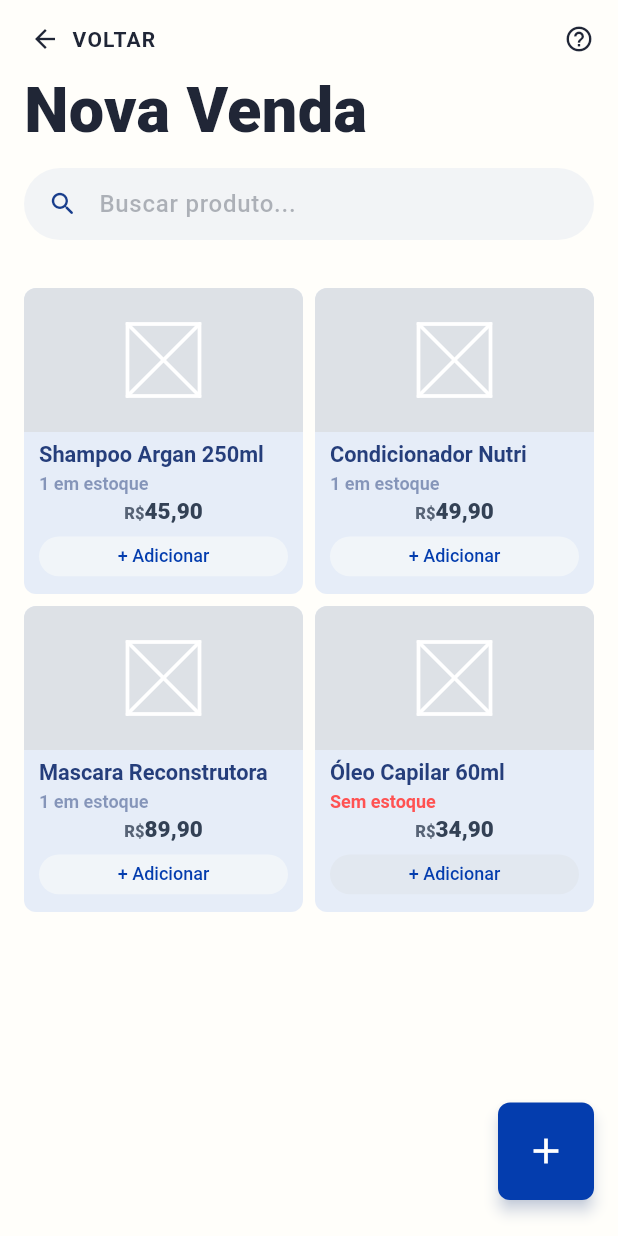
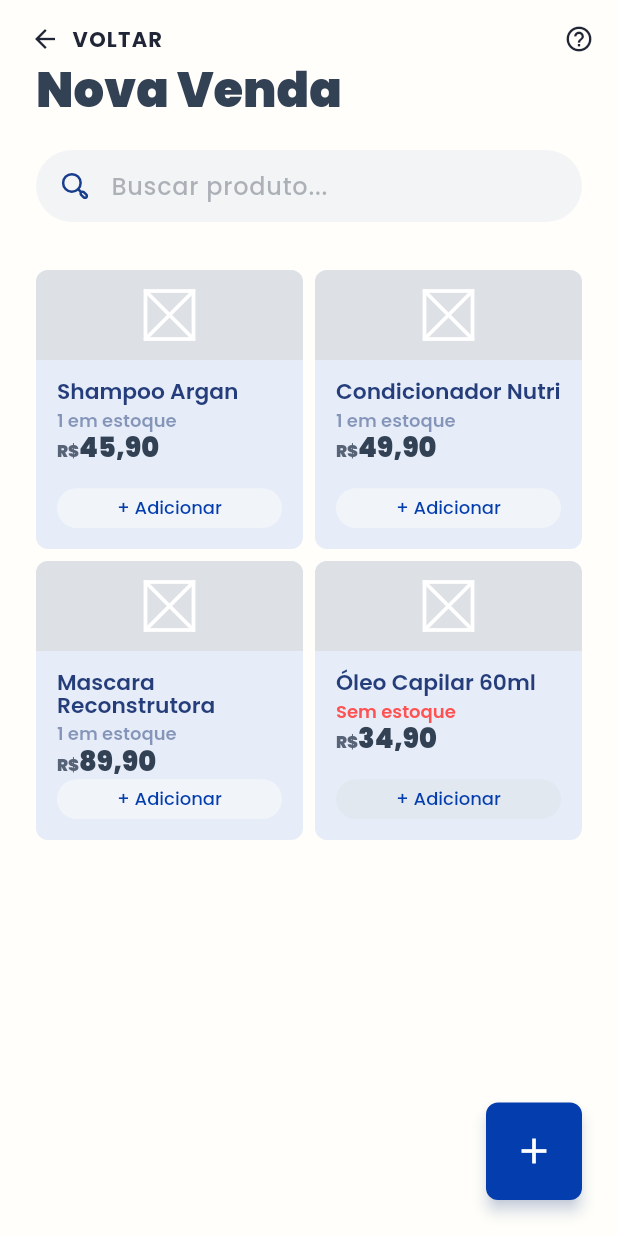
Before and after one commit to KaioVinicios/LocalBiz, a Flutter app: the VendaPage screen opened by its route, on a phone screen of 412 x 824 dp. Run offline on Flutter 3.47's test engine with Material 3 defaults, Android fonts, the phone set to English and light mode, and no system bars; our stand-ins replace flutter_svg, google_fonts.

Commit message:
feat(sales_page): general adjustments

```diff
--- a/localbiz/lib/main.dart
+++ b/localbiz/lib/main.dart
@@ -29,7 +29,6 @@ class MyApp extends StatelessWidget {
         '/signin': (context) => const RegisterPage(),
         '/clientes': (context) => const ClientesPage(),
         '/vendas': (context) => const VendaPage(),
-
         '/services': (context) => const ServicosScreen(),
         '/service-details': (context) => const DetalheServicoScreen(),
         '/configuration': (context) => const ConfigurationPage(),
@@ -39,7 +38,9 @@ class MyApp extends StatelessWidget {
         colorScheme: ColorScheme.fromSeed(seedColor: AppColors.blue),
         scaffoldBackgroundColor: AppColors.surface,
       ),
-      home: const _HomeMenuTestePage(),
+      // home: const _HomeMenuTestePage(),
+      home: const VendaPage(),
+
     );
   }
 }
--- a/localbiz/lib/vendas/venda_page.dart
+++ b/localbiz/lib/vendas/venda_page.dart
@@ -1,4 +1,5 @@
 import 'package:flutter/material.dart';
+import 'package:google_fonts/google_fonts.dart';
 import 'package:localbiz/theme/app_colors.dart';
 import 'package:localbiz/theme/app_design_tokens.dart';
 import 'package:localbiz/widgets/app_sale_completed_overlay.dart';
@@ -28,7 +29,7 @@ class ItemCarrinho {
 }
 
 final _mockProdutos = <Produto>[
-  Produto(nome: 'Shampoo Argan 250ml', preco: 45.90, emEstoque: true),
+  Produto(nome: 'Shampoo Argan', preco: 45.90, emEstoque: true),
   Produto(nome: 'Condicionador Nutri', preco: 49.90, emEstoque: true),
   Produto(nome: 'Mascara Reconstrutora', preco: 89.90, emEstoque: true),
   Produto(nome: 'Óleo Capilar 60ml', preco: 34.90, emEstoque: false),
@@ -42,6 +43,7 @@ class VendaPage extends StatefulWidget {
 }
 
 class _VendaPageState extends State<VendaPage> {
+
   final _buscaController = TextEditingController();
   final _carrinho = <ItemCarrinho>[];
   bool _carrinhoAberto = false;
@@ -56,8 +58,8 @@ class _VendaPageState extends State<VendaPage> {
 
   List<Produto> get _produtosFiltrados {
     if (_busca.isEmpty) return _mockProdutos;
-    final q = _busca.toLowerCase();
-    return _mockProdutos.where((p) => p.nome.toLowerCase().contains(q)).toList();
+    final busca = _busca.toLowerCase();
+    return _mockProdutos.where((b) => b.nome.toLowerCase().contains(busca)).toList();
   }
 
   double get _totalCarrinho =>
@@ -100,7 +102,11 @@ class _VendaPageState extends State<VendaPage> {
 
   @override
   Widget build(BuildContext context) {
-    return Scaffold(
+    return Theme(
+      data: Theme.of(context).copyWith(
+        textTheme: GoogleFonts.poppinsTextTheme(Theme.of(context).textTheme),
+      ),
+      child: Scaffold(
       backgroundColor: AppColors.surface,
       body: Stack(
         children: [
@@ -109,21 +115,30 @@ class _VendaPageState extends State<VendaPage> {
               children: [
                 const AppTopBar(),
                 Padding(
-                  padding: const EdgeInsets.symmetric(horizontal: AppSpacing.sm),
+                  padding: const EdgeInsets.symmetric(horizontal: 24),
                   child: Align(
                     alignment: Alignment.centerLeft,
-                    child: Text('Nova Venda', style: AppTextStyles.pageTitle),
+                    child: Text(
+                      'Nova Venda',
+                      style: AppTextStyles.pageTitle.copyWith(
+                        color: const Color(0xFF334155),
+                        fontSize: 32,
+                        fontWeight: FontWeight.w900,
+                        height: 1.0,
+                        letterSpacing: 0,
+                      ),
+                    ),
                   ),
                 ),
-                const SizedBox(height: AppSpacing.xs),
+                const SizedBox(height: 24),
                 Padding(
-                  padding: const EdgeInsets.symmetric(horizontal: AppSpacing.sm),
+                  padding: const EdgeInsets.symmetric(horizontal: 24),
                   child: VendaSearchBar(
                     controller: _buscaController,
                     onChanged: (v) => setState(() => _busca = v),
                   ),
                 ),
-                const SizedBox(height: AppSpacing.sm),
+                const SizedBox(height: 24),
                 Expanded(
                   child: _ProdutosGrid(
                     produtos: _produtosFiltrados,
@@ -136,7 +151,7 @@ class _VendaPageState extends State<VendaPage> {
           ),
           if (!_vendaFinalizada)
             Positioned(
-              right: 16,
+              right: 24,
               bottom: 24,
               child: SafeArea(
                 child: VendaFab(
@@ -166,6 +181,7 @@ class _VendaPageState extends State<VendaPage> {
             ),
         ],
       ),
+      ),
     );
   }
 }
@@ -182,15 +198,12 @@ class _ProdutosGrid extends StatelessWidget {
   @override
   Widget build(BuildContext context) {
     return GridView.builder(
-      padding: const EdgeInsets.symmetric(
-        horizontal: AppSpacing.sm,
-        vertical: AppSpacing.xs,
-      ),
+      padding: const EdgeInsets.symmetric(horizontal: 24),
       gridDelegate: const SliverGridDelegateWithFixedCrossAxisCount(
         crossAxisCount: 2,
         crossAxisSpacing: AppSpacing.xs,
         mainAxisSpacing: AppSpacing.xs,
-        mainAxisExtent: 204,
+        mainAxisExtent: 186,
       ),
       itemCount: produtos.length,
       itemBuilder: (context, i) {
--- a/localbiz/lib/widgets/app_cart_menu.dart
+++ b/localbiz/lib/widgets/app_cart_menu.dart
@@ -1,6 +1,7 @@
 import 'dart:ui';
 
 import 'package:flutter/material.dart';
+import 'package:flutter_svg/flutter_svg.dart';
 import 'package:localbiz/theme/app_colors.dart';
 import 'package:localbiz/theme/app_design_tokens.dart';
 import 'package:localbiz/widgets/app_primary_button.dart';
@@ -68,7 +69,7 @@ class AppCartMenu extends StatelessWidget {
               child: Column(
                 mainAxisSize: MainAxisSize.min,
                 children: [
-                  // Handle
+
                   Container(
                     width: AppSizes.sheetHandleWidth,
                     height: AppSizes.sheetHandleHeight,
@@ -141,7 +142,7 @@ class _CloseButton extends StatelessWidget {
         width: 32,
         height: 32,
         decoration: const BoxDecoration(
-          color: Color(0x1A65558F), // #65558F @ 10% bg
+          color: Color(0x1A65558F),
           borderRadius: BorderRadius.all(Radius.circular(8)),
         ),
         child: const Icon(
@@ -171,7 +172,7 @@ class _CarrinhoItemRow extends StatelessWidget {
       padding: const EdgeInsets.symmetric(vertical: 10),
       child: Row(
         children: [
-          // Nome + preço
+
           Expanded(
             child: Column(
               crossAxisAlignment: CrossAxisAlignment.start,
@@ -193,7 +194,7 @@ class _CarrinhoItemRow extends StatelessWidget {
                         text: 'R\$',
                         style: TextStyle(
                           fontFamily: 'Poppins',
-                          color: Color(0xCC0A2463), // #0A2463 @ 80%
+                          color: Color(0xCC0A2463),
                           fontSize: 12,
                           fontWeight: FontWeight.w900,
                         ),
@@ -204,7 +205,7 @@ class _CarrinhoItemRow extends StatelessWidget {
                             .replaceAll('.', ','),
                         style: const TextStyle(
                           fontFamily: 'Poppins',
-                          color: Color(0xFF0A2463), // #0A2463 @ 100%
+                          color: Color(0xFF0A2463),
                           fontSize: 16,
                           fontWeight: FontWeight.w900,
                         ),
@@ -216,7 +217,7 @@ class _CarrinhoItemRow extends StatelessWidget {
             ),
           ),
 
-          // Controle de quantidade
+
           _QtyControl(
             quantidade: item.quantidade,
             onIncrement: onIncrement,
@@ -316,7 +317,7 @@ class _CarrinhoFooter extends StatelessWidget {
                 'Total da venda',
                 style: TextStyle(
                   fontFamily: 'Poppins',
-                  color: Color(0xCCFFFFFF), // branco @ 80%
+                  color: Color(0xCCFFFFFF),
                   fontSize: 13,
                   fontWeight: FontWeight.w500,
                 ),
@@ -328,7 +329,7 @@ class _CarrinhoFooter extends StatelessWidget {
                       text: 'R\$',
                       style: TextStyle(
                         fontFamily: 'Poppins',
-                        color: Color(0xB3FFFFFF), // branco @ 70%
+                        color: Color(0xB3FFFFFF),
                         fontSize: 13,
                         fontWeight: FontWeight.w900,
                       ),
@@ -339,7 +340,7 @@ class _CarrinhoFooter extends StatelessWidget {
                           .replaceAll('.', ','),
                       style: const TextStyle(
                         fontFamily: 'Poppins',
-                        color: Color(0xFFFFFFFF), // branco @ 100%
+                        color: Color(0xFFFFFFFF),
                         fontSize: 20,
                         fontWeight: FontWeight.w900,
                       ),
@@ -358,10 +359,10 @@ class _CarrinhoFooter extends StatelessWidget {
               height: 56,
               child: ElevatedButton.icon(
                 onPressed: onCobrar,
-                icon: const Icon(
-                  Icons.storefront_outlined,
-                  color: Color(0xFF043DAE),
-                  size: 22,
+                icon: SvgPicture.asset(
+                  'assets/icons/money-receive-01.svg',
+                  width: 22,
+                  height: 22,
                 ),
                 label: const Text(
                   'Cobrar',
--- a/localbiz/lib/widgets/app_product_card.dart
+++ b/localbiz/lib/widgets/app_product_card.dart
@@ -17,18 +17,17 @@ class ProdutoCard extends StatelessWidget {
   final VoidCallback? onAdicionar;
   final bool emEstoque;
 
-  static const double _radius       = 8;
-  static const double _gap          = 5.45;
-  static const double _imageHeight  = 96;   // área da imagem placeholder
+  static const double _radius      = 8;
+  static const double _gap         = 5.45;
+  static const double _imageHeight = 60;
 
-  static const Color _bgColor       = Color(0x1A0D56E6); // #0D56E6 @ 10%
-  static const Color _imageBg       = Color(0xFFDDE1E6); // placeholder topo
-  static const Color _imageFg       = Color(0xFFFFFFFF); // ícone X placeholder
-
-  static const Color _nomeColor     = Color(0xFF253E7B);
-  static const Color _estoqueColor  = Color(0x80253E7B); // #253E7B @ 50%
-  static const Color _precoPrefix   = Color(0xCC334155); // #334155 @ 80%
-  static const Color _precoColor    = Color(0xFF334155); // #334155 @ 100%
+  static const Color _bgColor      = Color(0x1A0D56E6);
+  static const Color _imageBg      = Color(0xFFDDE1E6);
+  static const Color _imageFg      = Color(0xFFFFFFFF);
+  static const Color _nomeColor    = Color(0xFF253E7B);
+  static const Color _estoqueColor = Color(0x80253E7B);
+  static const Color _precoPrefix  = Color(0xCC334155);
+  static const Color _precoColor   = Color(0xFF334155);
 
   @override
   Widget build(BuildContext context) {
@@ -38,9 +37,10 @@ class ProdutoCard extends StatelessWidget {
         borderRadius: BorderRadius.circular(_radius),
       ),
       child: Column(
-        mainAxisSize: MainAxisSize.min,
+        mainAxisSize: MainAxisSize.max,
         crossAxisAlignment: CrossAxisAlignment.stretch,
         children: [
+
           ClipRRect(
             borderRadius: const BorderRadius.vertical(
               top: Radius.circular(_radius),
@@ -50,20 +50,23 @@ class ProdutoCard extends StatelessWidget {
               color: _imageBg,
               child: Center(
                 child: CustomPaint(
-                  size: const Size(48, 48),
+                  size: const Size(32, 32),
                   painter: _ImagePlaceholderPainter(color: _imageFg),
                 ),
               ),
             ),
           ),
 
-          Padding(
-            padding: const EdgeInsets.fromLTRB(10, 8, 10, 10),
+
+          SizedBox(
+            height: 126,
+            child: Padding(
+              padding: const EdgeInsets.all(14),
               child: Column(
-              mainAxisSize: MainAxisSize.min,
+                mainAxisSize: MainAxisSize.max,
                 crossAxisAlignment: CrossAxisAlignment.start,
                 children: [
-                // Nome — Poppins SemiBold 14.54px lh 100%
+
                   Text(
                     nome,
                     maxLines: 2,
@@ -80,11 +83,9 @@ class ProdutoCard extends StatelessWidget {
 
                   SizedBox(height: _gap),
 
-                // Estoque — Poppins SemiBold 12px lh 100%
+
                   Text(
-                  emEstoque
-                      ? '$estoque em estoque'
-                      : 'Sem estoque',
+                    emEstoque ? '$estoque em estoque' : 'Sem estoque',
                     style: TextStyle(
                       fontFamily: 'Poppins',
                       color: emEstoque ? _estoqueColor : Colors.redAccent,
@@ -97,10 +98,9 @@ class ProdutoCard extends StatelessWidget {
 
                   SizedBox(height: _gap),
 
-                SizedBox(
-                  width: double.infinity,
-                  child: RichText(
-                    textAlign: TextAlign.center,
+
+                  RichText(
+                    textAlign: TextAlign.left,
                     text: TextSpan(
                       children: [
                         TextSpan(
@@ -115,13 +115,11 @@ class ProdutoCard extends StatelessWidget {
                           ),
                         ),
                         TextSpan(
-                          text: preco
-                              .toStringAsFixed(2)
-                              .replaceAll('.', ','),
+                          text: preco.toStringAsFixed(2).replaceAll('.', ','),
                           style: const TextStyle(
                             fontFamily: 'Poppins',
                             color: _precoColor,
-                            fontSize: 15,
+                            fontSize: 18,
                             fontWeight: FontWeight.w900,
                             height: 1.0,
                             letterSpacing: 0,
@@ -130,14 +128,15 @@ class ProdutoCard extends StatelessWidget {
                       ],
                     ),
                   ),
-                ),
 
-                SizedBox(height: _gap * 1.6),
+                  const Spacer(),
+
 
                   AddButton(
                     onPressed: emEstoque ? onAdicionar : null,
                   ),
                 ],
+              ),
             ),
           ),
         ],
--- a/localbiz/lib/widgets/app_sale_completed_overlay.dart
+++ b/localbiz/lib/widgets/app_sale_completed_overlay.dart
@@ -1,6 +1,7 @@
 import 'dart:ui';
 
 import 'package:flutter/material.dart';
+import 'package:flutter_svg/flutter_svg.dart';
 import 'package:localbiz/theme/app_colors.dart';
 import 'package:localbiz/theme/app_design_tokens.dart';
 
@@ -50,10 +51,10 @@ class AppSaleCompletedOverlay extends StatelessWidget {
                     color: AppColors.fieldFill,
                     borderRadius: BorderRadius.circular(14),
                   ),
-                  child: const Icon(
-                    Icons.verified_outlined,
-                    color: AppColors.blue,
-                    size: 32,
+                  child: SvgPicture.asset(
+                    'assets/icons/checkmark-badge-02.svg',
+                    width: 42,
+                    height: 42,
                   ),
                 ),
 
--- a/localbiz/lib/widgets/app_search_bar.dart
+++ b/localbiz/lib/widgets/app_search_bar.dart
@@ -1,4 +1,5 @@
 import 'package:flutter/material.dart';
+import 'package:flutter_svg/flutter_svg.dart';
 
 class VendaSearchBar extends StatelessWidget {
   const VendaSearchBar({
@@ -18,9 +19,8 @@ class VendaSearchBar extends StatelessWidget {
   static const double _gap       = 10;
   static const double _iconSize  = 20;
 
-  static const Color _iconColor  = Color(0xFF183D8C);           // 100 %
-  static const Color _fillColor  = Color(0x0D043DAE);           // #043DAE @  5 % ≈ 0x0D
-  static const Color _hintColor  = Color(0x66444B58);           // #444B58 @ 40 % ≈ 0x66
+  static const Color _fillColor   = Color(0x0D043DAE);
+  static const Color _hintColor   = Color(0x66444B58);
   static const Color _focusBorder = Color(0xFF183D8C);
 
   @override
@@ -45,7 +45,6 @@ class VendaSearchBar extends StatelessWidget {
             fontSize: 16,
             fontWeight: FontWeight.w500,
           ),
-
           border: OutlineInputBorder(
             borderRadius: BorderRadius.circular(_radius),
             borderSide: BorderSide.none,
@@ -58,18 +57,16 @@ class VendaSearchBar extends StatelessWidget {
             borderRadius: BorderRadius.circular(_radius),
             borderSide: const BorderSide(color: _focusBorder, width: 1.2),
           ),
-
           contentPadding: const EdgeInsets.symmetric(
             horizontal: _padding,
             vertical: 0,
           ),
-
-          prefixIcon: const Padding(
-            padding: EdgeInsets.only(left: _padding, right: _gap),
-            child: Icon(
-              Icons.search_rounded,
-              color: _iconColor,
-              size: _iconSize,
+          prefixIcon: Padding(
+            padding: const EdgeInsets.only(left: _padding, right: _gap),
+            child: SvgPicture.asset(
+              'assets/icons/search-02.svg',
+              width: _iconSize,
+              height: _iconSize,
             ),
           ),
           prefixIconConstraints: const BoxConstraints(
--- a/localbiz/pubspec.yaml
+++ b/localbiz/pubspec.yaml
@@ -34,6 +34,8 @@ dependencies:
   # The following adds the Cupertino Icons font to your application.
   # Use with the CupertinoIcons class for iOS style icons.
   cupertino_icons: ^1.0.8
+  google_fonts: ^6.2.1
+  flutter_svg: ^2.0.10
 
 dev_dependencies:
   flutter_test:
@@ -51,7 +53,8 @@ dev_dependencies:
 
 # The following section is specific to Flutter packages.
 flutter:
-
+  assets:
+    - assets/icons/
   # The following line ensures that the Material Icons font is
   # included with your application, so that you can use the icons in
   # the material Icons class.
```
Also changed, not shown: localbiz/assets/icons/checkmark-badge-02.svg (added), localbiz/assets/icons/money-receive-01.svg (added), localbiz/assets/icons/search-02.svg (added), 2 other files. Lines whose indentation alone changed are shown as unchanged.
